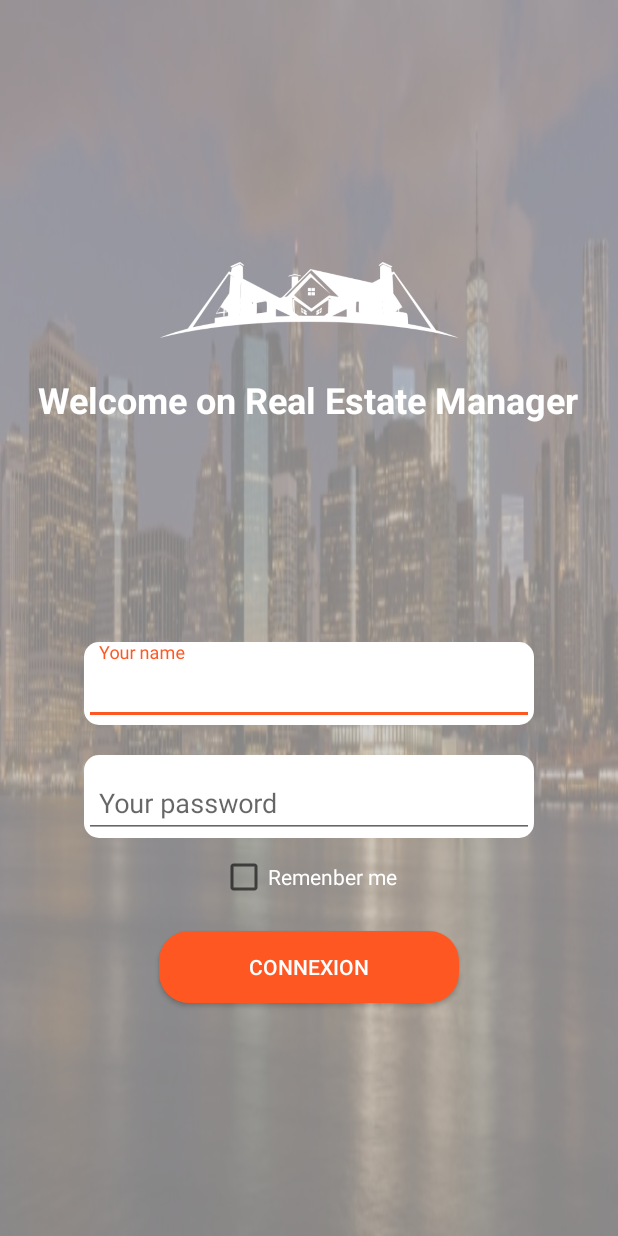
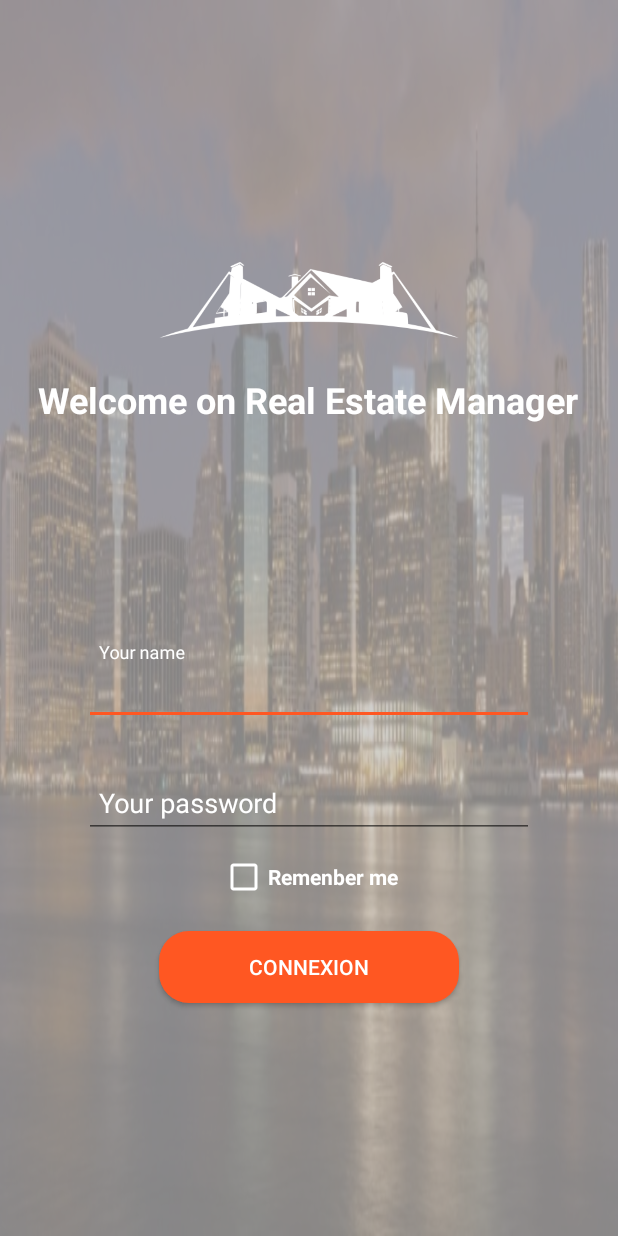
Before and after one commit to NelfDesign/OC_RealEstateManager_P_9, an Android app: the screen it shows after launch (ConnexionActivity), on a phone screen of 412 x 824 dp. Run offline under Robolectric (Android 15) with nearby library versions, the phone set to English and light mode, and no system bars; our stand-ins replace ButterKnife, Firebase (no records; nobody signed in at launch, a user with empty details on screens opened directly), Timber.

Commit message:
add loggin activity

```diff
--- a/app/src/main/java/fr/nelfdesign/oc_realestatemanager_p_9/app/App.kt
+++ b/app/src/main/java/fr/nelfdesign/oc_realestatemanager_p_9/app/App.kt
@@ -1,10 +1,17 @@
 package fr.nelfdesign.oc_realestatemanager_p_9.app
 
 import android.app.Application
+import timber.log.Timber
+import timber.log.Timber.DebugTree
 
 /**
  * Created by Nelfdesign at 03/02/2020
  * fr.nelfdesign.oc_realestatemanager_p_9.app
  */
 class App : Application() {
+
+    override fun onCreate() {
+        super.onCreate()
+        Timber.plant(DebugTree())
+    }
 }
--- a/app/src/main/java/fr/nelfdesign/oc_realestatemanager_p_9/ui/activity/MainActivity.kt
+++ b/app/src/main/java/fr/nelfdesign/oc_realestatemanager_p_9/ui/activity/MainActivity.kt
@@ -79,7 +79,7 @@ class MainActivity : BaseActivity() {
      */
     private fun updateMainFragment(menuItem: MenuItem): Boolean? {
         when (menuItem.itemId) {
-            R.id.nav_home -> {
+            R.id.nav_property-> {
 
                 mToolbar.title = "home"
             }
--- /dev/null
+++ b/app/src/main/res/drawable/ic_add_circle.xml
@@ -0,0 +1,5 @@
+<vector android:height="36dp" android:tint="#F8FCF7"
+    android:viewportHeight="24.0" android:viewportWidth="24.0"
+    android:width="36dp" xmlns:android="http://schemas.android.com/apk/res/android">
+    <path android:fillColor="#FF000000" android:pathData="M12,2C6.48,2 2,6.48 2,12s4.48,10 10,10 10,-4.48 10,-10S17.52,2 12,2zM17,13h-4v4h-2v-4L7,13v-2h4L11,7h2v4h4v2z"/>
+</vector>
--- /dev/null
+++ b/app/src/main/res/drawable/ic_profile.xml
@@ -0,0 +1,5 @@
+<vector android:height="36dp" android:tint="#F8FCF7"
+    android:viewportHeight="24.0" android:viewportWidth="24.0"
+    android:width="36dp" xmlns:android="http://schemas.android.com/apk/res/android">
+    <path android:fillColor="#FF000000" android:pathData="M12,5.9c1.16,0 2.1,0.94 2.1,2.1s-0.94,2.1 -2.1,2.1S9.9,9.16 9.9,8s0.94,-2.1 2.1,-2.1m0,9c2.97,0 6.1,1.46 6.1,2.1v1.1L5.9,18.1L5.9,17c0,-0.64 3.13,-2.1 6.1,-2.1M12,4C9.79,4 8,5.79 8,8s1.79,4 4,4 4,-1.79 4,-4 -1.79,-4 -4,-4zM12,13c-2.67,0 -8,1.34 -8,4v3h16v-3c0,-2.66 -5.33,-4 -8,-4z"/>
+</vector>
--- /dev/null
+++ b/app/src/main/res/drawable/ic_send.xml
@@ -0,0 +1,5 @@
+<vector android:height="36dp" android:tint="#F8FCF7"
+    android:viewportHeight="24.0" android:viewportWidth="24.0"
+    android:width="36dp" xmlns:android="http://schemas.android.com/apk/res/android">
+    <path android:fillColor="#FF000000" android:pathData="M2.01,21L23,12 2.01,3 2,10l15,2 -15,2z"/>
+</vector>
--- a/app/src/main/res/layout/activity_connexion.xml
+++ b/app/src/main/res/layout/activity_connexion.xml
@@ -28,17 +28,19 @@
             android:text="@string/welcome_on_real_estate_manager" />
 
         <LinearLayout
+            android:id="@+id/linear_connection"
             android:layout_width="match_parent"
             android:layout_height="match_parent"
-            android:orientation="vertical"
-            android:gravity="center">
+            android:gravity="center"
+            android:orientation="vertical">
 
             <com.google.android.material.textfield.TextInputLayout
                 android:id="@+id/textInput"
                 android:layout_width="@dimen/width_300"
                 android:layout_height="wrap_content"
                 android:layout_margin="@dimen/margin_10"
-                android:background="@drawable/border_edit_radius">
+                android:textColorHint="@color/icons"
+                app:hintTextColor="@color/icons">
 
                 <com.google.android.material.textfield.TextInputEditText
                     android:id="@+id/edit_text_connexion_name"
@@ -46,7 +48,8 @@
                     android:layout_height="wrap_content"
                     android:hint="@string/your_name"
                     android:padding="@dimen/margin_10"
-                    android:textSize="18sp"/>
+                    android:textColor="@color/icons"
+                    android:textSize="18sp" />
 
             </com.google.android.material.textfield.TextInputLayout>
 
@@ -55,15 +58,18 @@
                 android:layout_width="@dimen/width_300"
                 android:layout_height="wrap_content"
                 android:layout_margin="@dimen/margin_10"
-                android:background="@drawable/border_edit_radius">
+                android:textColorHint="@color/icons"
+                app:hintTextColor="@color/icons">
 
                 <com.google.android.material.textfield.TextInputEditText
                     android:id="@+id/edit_text_connexion_password"
                     android:layout_width="match_parent"
                     android:layout_height="wrap_content"
-                    android:textSize="18sp"
+                    android:hint="@string/your_password"
+                    android:inputType="textPassword"
                     android:padding="@dimen/margin_10"
-                    android:hint="@string/your_password" />
+                    android:textColor="@color/icons"
+                    android:textSize="18sp" />
 
             </com.google.android.material.textfield.TextInputLayout>
 
@@ -72,16 +78,19 @@
                 android:layout_width="wrap_content"
                 android:layout_height="wrap_content"
                 android:text="@string/remenber_me"
-                android:textColor="@color/icons"/>
+                android:textColor="@color/icons"
+                android:textStyle="bold"
+                app:buttonTint="@color/icons" />
 
             <Button
-                android:layout_margin="@dimen/margin_20"
+                android:id="@+id/connexion_button"
                 android:layout_width="@dimen/width_200"
                 android:layout_height="wrap_content"
+                android:layout_margin="@dimen/margin_20"
+                android:background="@drawable/border_radius"
+                android:shadowColor="@color/opacity"
                 android:text="@string/connexion"
-                android:background="@drawable/border_radius"
-                android:textColor="@color/icons"
-                android:shadowColor="@color/opacity"/>
+                android:textColor="@color/icons" />
 
         </LinearLayout>
     </LinearLayout>
--- a/app/src/main/res/layout/activity_main.xml
+++ b/app/src/main/res/layout/activity_main.xml
@@ -27,7 +27,7 @@
             app:layout_constraintBottom_toBottomOf="parent"
             app:layout_constraintEnd_toEndOf="parent"
             app:layout_constraintStart_toStartOf="parent"
-            app:layout_constraintTop_toBottomOf="@+id/include" />
+            app:layout_constraintTop_toBottomOf="@+id/include"/>
 
     </androidx.constraintlayout.widget.ConstraintLayout>
 
--- a/app/src/main/res/values/colors.xml
+++ b/app/src/main/res/values/colors.xml
@@ -1,5 +1,5 @@
 <?xml version="1.0" encoding="utf-8"?>
-<!-- Palette generated by Material Palette - materialpalette.com/blue/purple -->
+<!-- Palette generated by Material Palette - material palette.com/blue/amber -->
 <resources>
     <color name="primary">#2196F3</color>
     <color name="primary_dark">#1976D2</color>
--- a/build.gradle
+++ b/build.gradle
@@ -10,6 +10,7 @@ buildscript {
     dependencies {
         classpath 'com.android.tools.build:gradle:3.5.3'
         classpath "org.jetbrains.kotlin:kotlin-gradle-plugin:$kotlin_version"
+        classpath 'com.google.gms:google-services:4.2.0'
         // NOTE: Do not place your application dependencies here; they belong
         // in the individual module build.gradle files
     }
@@ -19,7 +20,6 @@ allprojects {
     repositories {
         google()
         jcenter()
-
     }
 }
 
```
Also changed, not shown: app/build.gradle (+15 -7 lines), app/src/main/java/fr/nelfdesign/oc_realestatemanager_p_9/firebase/UsersHelpers.kt (added, +45 -0 lines), app/src/main/java/fr/nelfdesign/oc_realestatemanager_p_9/models/User.kt (added, +11 -0 lines), app/src/main/java/fr/nelfdesign/oc_realestatemanager_p_9/ui/activity/ConnexionActivity.kt (+73 -0 lines), app/src/main/res/layout/item_property.xml (added, +69 -0 lines), app/src/main/res/layout/navigation_drawer.xml (+10 -7 lines), app/src/main/res/menu/drawer_menu.xml (+13 -3 lines), app/src/main/res/values/dimens.xml (+17 -3 lines), app/src/main/res/values/strings.xml (+7 -1 lines), app/src/main/res/values/styles.xml (+10 -0 lines), 1 other file.
